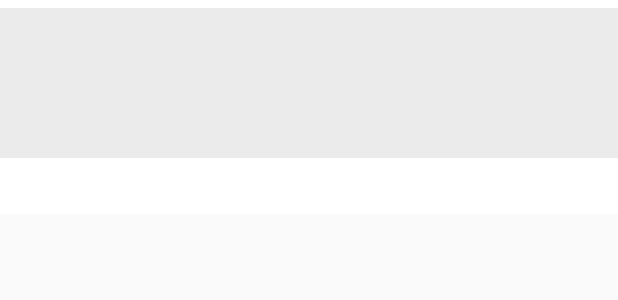
After one commit to ChansEbm/AiiZhuang, an Android app: the layout item_favourite_detail_view.xml on its own in the app's theme, with its tools: preview values and no code run, on a phone screen of 412 x 824 dp. The commit adds this screen. Shown: the top 300 px of the screen. Run offline under Robolectric (Android 15) with nearby library versions, the phone set to English and light mode, and no system bars.

Commit message:
20160415

```diff
--- a/app/src/main/java/com/appbaba/iz/eum/NetworkParams.java
+++ b/app/src/main/java/com/appbaba/iz/eum/NetworkParams.java
@@ -5,6 +5,6 @@ package com.appbaba.iz.eum;
  */
 public enum NetworkParams {
     CUPCAKE, DONUT, FROYO, GINGERBREAD, HONEYCOMB, ICECREAMSANDWICH,LOLLIPOP,SELLERLIST,
-    CHECKPHONE,SENDMSG,REGISTER,LOGIN,INDEX,SUBJECT,ADDCUSTOMER,ARTICLECATE,ARTICLE,CUSTOMERLIST,
+    CHECKPHONE,SENDMSG,REGISTER,LOGIN,INDEX,SUBJECT,SUBJECTDETAIL,ADDCUSTOMER,ARTICLECATE,ARTICLE,CUSTOMERLIST,
     CUSTOMERSAVE,CUSTOMERDEL
 }
--- /dev/null
+++ b/app/src/main/res/layout/item_favourite_detail_view.xml
@@ -0,0 +1,30 @@
+<?xml version="1.0" encoding="utf-8"?>
+<layout xmlns:android="http://schemas.android.com/apk/res/android"
+    >
+    <data class=".ItemFavouriteDetailBinding">
+        <variable
+            name="item"
+            type="com.appbaba.iz.entity.Favourite.FavouriteDetailBean.InfoEntity.DetailListEntity"></variable>
+    </data>
+    <LinearLayout
+        android:orientation="vertical" android:layout_width="match_parent"
+        android:layout_height="wrap_content"
+        android:paddingTop="5dp"
+        android:paddingBottom="5dp"
+        android:background="@color/white">
+        <ImageView
+            android:id="@+id/iv_item_view"
+            android:layout_width="match_parent"
+            android:layout_height="100dp"
+            android:src="@color/bg_gray"/>
+        <TextView
+            android:layout_width="match_parent"
+            android:layout_height="wrap_content"
+            android:textSize="15sp"
+            android:text="@{item.desc}"
+            android:textColor="@color/dark_gray"
+            android:padding="5dp"
+            android:layout_alignParentBottom="true"/>
+    </LinearLayout>
+
+</layout>
--- a/app/src/main/res/values/colors.xml
+++ b/app/src/main/res/values/colors.xml
@@ -54,6 +54,8 @@
     <color name="popup_home_top_pre">#363636</color>
     <color name="more_bottom_btn_color_normal">#f05953</color>
     <color name="hint_text_color_red">#fe626b</color>
+    <color name="dark_gray">#464646</color>
+    <color name="light_gray">#e4e4e4</color>
 
 
 </resources>
```
Also changed, not shown: app/src/main/java/com/appbaba/iz/entity/Favourite/FavouriteDetailBean.java (added, +155 -0 lines), app/src/main/java/com/appbaba/iz/model/NetworkModel.java (+10 -2 lines), app/src/main/java/com/appbaba/iz/ui/activity/TransferActivity.java (+25 -20 lines), app/src/main/java/com/appbaba/iz/ui/fragment/FavouriteFragment.java (+5 -3 lines), app/src/main/java/com/appbaba/iz/ui/fragment/FavouriteItemDetailFragment.java (+71 -10 lines), app/src/main/res/layout/fragment_favourite_item_detail.xml (+47 -4 lines), 33 other files.
